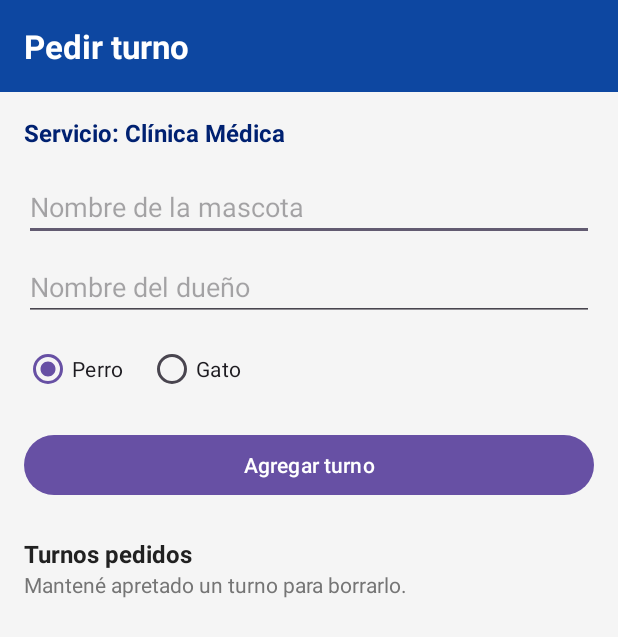
After one commit to bautirevel/parcial-1-am-acn4bv-puchernau-revel, an Android app: the TurnoActivity screen opened directly, with no data from a screen before it, on a phone screen of 412 x 824 dp. The commit adds this screen. Shown: the top 637 px of the screen. Run offline under Robolectric (Android 15) with nearby library versions, the phone set to English and light mode, and no system bars.

Commit message:
feat(turnos): cree la pantalla de turnos y con su formulario

```diff
--- a/app/src/main/AndroidManifest.xml
+++ b/app/src/main/AndroidManifest.xml
@@ -23,6 +23,10 @@
                 <category android:name="android.intent.category.LAUNCHER" />
             </intent-filter>
         </activity>
+        <activity
+            android:name=".TurnoActivity"
+            android:exported="false"
+            android:windowSoftInputMode="adjustResize" />
     </application>
 
 </manifest>
--- /dev/null
+++ b/app/src/main/java/com/example/centroveterinarioapp/TurnoActivity.java
@@ -0,0 +1,58 @@
+package com.example.centroveterinarioapp;
+
+import androidx.appcompat.app.AppCompatActivity;
+
+import android.content.Context;
+import android.content.SharedPreferences;
+import android.os.Bundle;
+import android.view.LayoutInflater;
+import android.view.View;
+import android.widget.Button;
+import android.widget.EditText;
+import android.widget.LinearLayout;
+import android.widget.RadioGroup;
+import android.widget.TextView;
+import android.widget.Toast;
+
+import com.google.android.material.snackbar.Snackbar;
+
+import java.util.ArrayList;
+
+public class TurnoActivity extends AppCompatActivity {
+
+    public static final String PREFS_NAME = "turnos_prefs";
+    public static final String KEY_TURNOS = "turnos";
+    public static final String SEPARADOR_TURNOS = ";;";
+    private static final String SEPARADOR_CAMPOS = "::";
+
+    public static final String EXTRA_SERVICIO_TURNO = "servicio_turno";
+
+    private EditText inputMascota;
+    private EditText inputDuenio;
+    private RadioGroup grupoEspecie;
+    private LinearLayout contenedorTurnos;
+    private View root;
+
+    private String servicioElegido;
+    private final ArrayList<String> turnos = new ArrayList<>();
+
+    @Override
+    protected void onCreate(Bundle savedInstanceState) {
+        super.onCreate(savedInstanceState);
+        setContentView(R.layout.activity_turno);
+
+        root = findViewById(R.id.root_turno);
+        inputMascota = findViewById(R.id.input_mascota);
+        inputDuenio = findViewById(R.id.input_duenio);
+        grupoEspecie = findViewById(R.id.grupo_especie);
+        contenedorTurnos = findViewById(R.id.contenedor_turnos_dinamicos);
+        TextView textoServicio = findViewById(R.id.texto_servicio_elegido);
+
+        servicioElegido = getString(R.string.servicio_por_defecto);
+        Bundle extras = getIntent().getExtras();
+        if (extras != null && extras.getString(EXTRA_SERVICIO_TURNO) != null) {
+            servicioElegido = extras.getString(EXTRA_SERVICIO_TURNO);
+        }
+        textoServicio.setText(getString(R.string.servicio_elegido, servicioElegido));
+    }
+}
--- /dev/null
+++ b/app/src/main/res/layout/activity_turno.xml
@@ -0,0 +1,126 @@
+<?xml version="1.0" encoding="utf-8"?>
+<androidx.constraintlayout.widget.ConstraintLayout
+    xmlns:android="http://schemas.android.com/apk/res/android"
+    xmlns:app="http://schemas.android.com/apk/res-auto"
+    xmlns:tools="http://schemas.android.com/tools"
+    android:id="@+id/root_turno"
+    android:layout_width="match_parent"
+    android:layout_height="match_parent"
+    android:background="@color/colorBackground"
+    android:fitsSystemWindows="true"
+    tools:context=".TurnoActivity">
+
+    <TextView
+        android:id="@+id/titulo_turno"
+        android:layout_width="match_parent"
+        android:layout_height="wrap_content"
+        android:background="@color/colorPrimary"
+        android:padding="@dimen/spacing_medium"
+        android:text="@string/titulo_turno"
+        android:textColor="@color/colorTextOnPrimary"
+        android:textSize="@dimen/text_size_title"
+        android:textStyle="bold"
+        app:layout_constraintTop_toTopOf="parent"
+        app:layout_constraintStart_toStartOf="parent"
+        app:layout_constraintEnd_toEndOf="parent" />
+
+    <ScrollView
+        android:id="@+id/scroll_turno"
+        android:layout_width="match_parent"
+        android:layout_height="0dp"
+        app:layout_constraintTop_toBottomOf="@id/titulo_turno"
+        app:layout_constraintBottom_toBottomOf="parent"
+        app:layout_constraintStart_toStartOf="parent"
+        app:layout_constraintEnd_toEndOf="parent">
+
+        <LinearLayout
+            android:id="@+id/contenedor_turno"
+            android:layout_width="match_parent"
+            android:layout_height="wrap_content"
+            android:orientation="vertical"
+            android:padding="@dimen/spacing_medium">
+
+            <TextView
+                android:id="@+id/texto_servicio_elegido"
+                android:layout_width="match_parent"
+                android:layout_height="wrap_content"
+                android:textColor="@color/colorPrimaryDark"
+                android:textSize="@dimen/text_size_subtitle"
+                android:textStyle="bold" />
+
+            <EditText
+                android:id="@+id/input_mascota"
+                android:layout_width="match_parent"
+                android:layout_height="wrap_content"
+                android:layout_marginTop="@dimen/spacing_medium"
+                android:hint="@string/hint_mascota"
+                android:inputType="textCapWords"
+                android:autofillHints="name" />
+
+            <EditText
+                android:id="@+id/input_duenio"
+                android:layout_width="match_parent"
+                android:layout_height="wrap_content"
+                android:layout_marginTop="@dimen/spacing_small"
+                android:hint="@string/hint_duenio"
+                android:inputType="textPersonName"
+                android:autofillHints="name" />
+
+            <RadioGroup
+                android:id="@+id/grupo_especie"
+                android:layout_width="match_parent"
+                android:layout_height="wrap_content"
+                android:layout_marginTop="@dimen/spacing_small"
+                android:orientation="horizontal">
+
+                <RadioButton
+                    android:id="@+id/radio_perro"
+                    android:layout_width="wrap_content"
+                    android:layout_height="wrap_content"
+                    android:checked="true"
+                    android:text="@string/especie_perro" />
+
+                <RadioButton
+                    android:id="@+id/radio_gato"
+                    android:layout_width="wrap_content"
+                    android:layout_height="wrap_content"
+                    android:layout_marginStart="@dimen/spacing_medium"
+                    android:text="@string/especie_gato" />
+            </RadioGroup>
+
+            <Button
+                android:id="@+id/boton_agregar_turno"
+                android:layout_width="match_parent"
+                android:layout_height="wrap_content"
+                android:layout_marginTop="@dimen/spacing_medium"
+                android:text="@string/btn_agregar_turno" />
+
+            <TextView
+                android:id="@+id/titulo_turnos_pedidos"
+                android:layout_width="match_parent"
+                android:layout_height="wrap_content"
+                android:layout_marginTop="@dimen/spacing_large"
+                android:text="@string/section_turnos_pedidos"
+                android:textColor="@color/colorTextPrimary"
+                android:textSize="@dimen/text_size_subtitle"
+                android:textStyle="bold" />
+
+            <TextView
+                android:id="@+id/ayuda_borrar"
+                android:layout_width="match_parent"
+                android:layout_height="wrap_content"
+                android:layout_marginBottom="@dimen/spacing_small"
+                android:text="@string/ayuda_borrar_turno"
+                android:textColor="@color/colorTextSecondary"
+                android:textSize="@dimen/text_size_body" />
+
+            <LinearLayout
+                android:id="@+id/contenedor_turnos_dinamicos"
+                android:layout_width="match_parent"
+                android:layout_height="wrap_content"
+                android:orientation="vertical" />
+
+        </LinearLayout>
+    </ScrollView>
+
+</androidx.constraintlayout.widget.ConstraintLayout>
--- /dev/null
+++ b/app/src/main/res/layout/item_turno.xml
@@ -0,0 +1,24 @@
+<?xml version="1.0" encoding="utf-8"?>
+<LinearLayout xmlns:android="http://schemas.android.com/apk/res/android"
+    android:layout_width="match_parent"
+    android:layout_height="wrap_content"
+    android:orientation="vertical"
+    android:layout_marginBottom="@dimen/spacing_small"
+    android:background="@drawable/bg_card"
+    android:padding="@dimen/spacing_medium">
+
+    <TextView
+        android:id="@+id/texto_turno"
+        android:layout_width="match_parent"
+        android:layout_height="wrap_content"
+        android:textColor="@color/colorTextPrimary"
+        android:textSize="@dimen/text_size_subtitle"
+        android:textStyle="bold" />
+
+    <TextView
+        android:id="@+id/texto_duenio"
+        android:layout_width="match_parent"
+        android:layout_height="wrap_content"
+        android:textColor="@color/colorTextSecondary"
+        android:textSize="@dimen/text_size_body" />
+</LinearLayout>
--- a/app/src/main/res/values/strings.xml
+++ b/app/src/main/res/values/strings.xml
@@ -4,7 +4,6 @@
     <string name="hero_title">Veterinaria Puchernau-Chion</string>
     <string name="hero_desc">Ofrecemos atención clínica integral, guardia veterinaria, diagnóstico por imágenes y cuidados preventivos para que tu mascota viva sana y feliz.</string>
     <string name="btn_solicitar_turno">Solicitar turno rápido</string>
-
     <string name="section_servicios">Nuestros Servicios</string>
     <string name="service_clinica_title">Clínica Médica</string>
     <string name="service_clinica_desc">Consultas generales, diagnóstico y control de cachorros y adultos.</string>
@@ -12,9 +11,25 @@
     <string name="service_vacunacion_desc">Calendario completo antirrábica y quíntuple para perros y gatos.</string>
     <string name="service_cirugia_title">Cirugía y Cirugía Menor</string>
     <string name="service_cirugia_desc">Quirófano equipado para castraciones y cirugías generales.</string>
-
     <string name="section_solicitudes">Turnos Solicitados en Vivo</string>
     <string name="turno_confirmado">✔ Turno #%d solicitado para hoy (En espera de confirmación)</string>
     <string name="toast_turno_ok">¡Turno registrado en pantalla con éxito!</string>
     <string name="toast_llamando">Marcando teléfono de guardia...</string>
+    <string name="titulo_turno">Pedir turno</string>
+    <string name="servicio_elegido">Servicio: %s</string>
+    <string name="servicio_por_defecto">Clínica Médica</string>
+    <string name="hint_mascota">Nombre de la mascota</string>
+    <string name="hint_duenio">Nombre del dueño</string>
+    <string name="especie_perro">Perro</string>
+    <string name="especie_gato">Gato</string>
+    <string name="btn_agregar_turno">Agregar turno</string>
+    <string name="section_turnos_pedidos">Turnos pedidos</string>
+    <string name="ayuda_borrar_turno">Mantené apretado un turno para borrarlo.</string>
+    <string name="error_campos_vacios">Por favor, completá el nombre de la mascota y del dueño</string>
+    <string name="turno_texto">%1$s (%2$s) - %3$s</string>
+    <string name="turno_duenio">Dueño: %s</string>
+    <string name="snack_turno_agregado">Turno agregado</string>
+    <string name="snack_turno_borrado">Turno borrado</string>
+    <string name="snack_deshacer">Deshacer</string>
+    <string name="toast_turno_deshecho">Se deshizo la acción</string>
 </resources>
```
